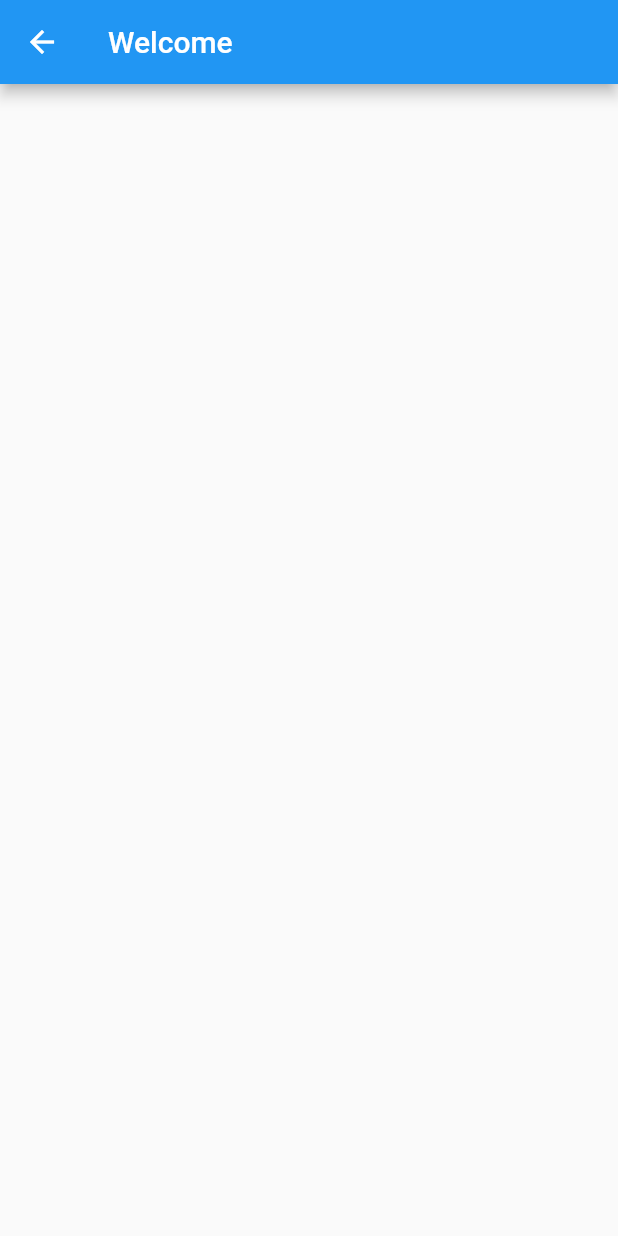
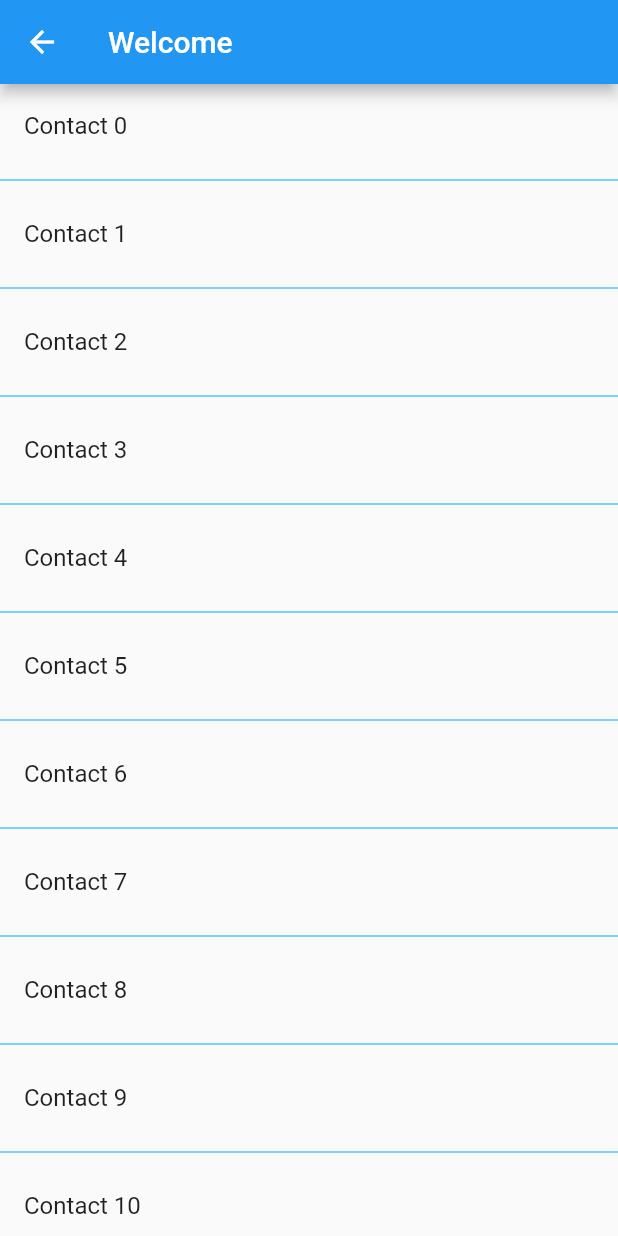
Before and after one commit to Ajmalyousufz/flutter_challange_task1, a Flutter app: the InnerPage screen opened directly, on a phone screen of 412 x 824 dp. Run offline on Flutter 3.47's test engine with Material 2 defaults, Android fonts, the phone set to English and light mode, and no system bars; our stand-ins replace shared_preferences; accounts and stored records are empty.

Commit message:
data received from shared pref and sign page succussfull ,list added in inner page also a contact page created for when clicking inner page listitem

```diff
--- /dev/null
+++ b/lib/contact.dart
@@ -0,0 +1,15 @@
+import 'package:flutter/material.dart';
+
+class Contact extends StatelessWidget {
+  final String name;
+
+  const Contact({Key? key, required this.name}) : super(key: key);
+  @override
+  Widget build(BuildContext context) {
+    return Scaffold(
+      appBar: AppBar(
+        title: Text(name),
+      ),
+    );
+  }
+}
--- a/lib/inner_page.dart
+++ b/lib/inner_page.dart
@@ -1,4 +1,5 @@
 import 'package:flutter/material.dart';
+import 'package:flutter_sharepreferences/contact.dart';
 
 class InnerPage extends StatelessWidget {
   const InnerPage({Key? key}) : super(key: key);
@@ -9,6 +10,25 @@ class InnerPage extends StatelessWidget {
       appBar: AppBar(
         title: Text("Welcome"),
       ),
+      body: SafeArea(
+          child: ListView.separated(
+              itemBuilder: (ctx, index) {
+                return ListTile(
+                  title: Text("Contact $index"),
+                  onTap: () {
+                    Navigator.of(context)
+                        .push(MaterialPageRoute(builder: (ctx) {
+                      return Contact(name: "$index");
+                    }));
+                  },
+                );
+              },
+              separatorBuilder: (ctx, index) {
+                return Divider(
+                  color: Colors.lightBlue,
+                );
+              },
+              itemCount: 30)),
     );
   }
 }
--- a/lib/main.dart
+++ b/lib/main.dart
@@ -1,4 +1,5 @@
 import 'package:flutter/material.dart';
+import 'package:flutter_sharepreferences/inner_page.dart';
 import 'package:flutter_sharepreferences/sign_page.dart';
 import 'package:shared_preferences/shared_preferences.dart';
 
```
Also changed, not shown: lib/sign_page.dart (+13 -0 lines).
